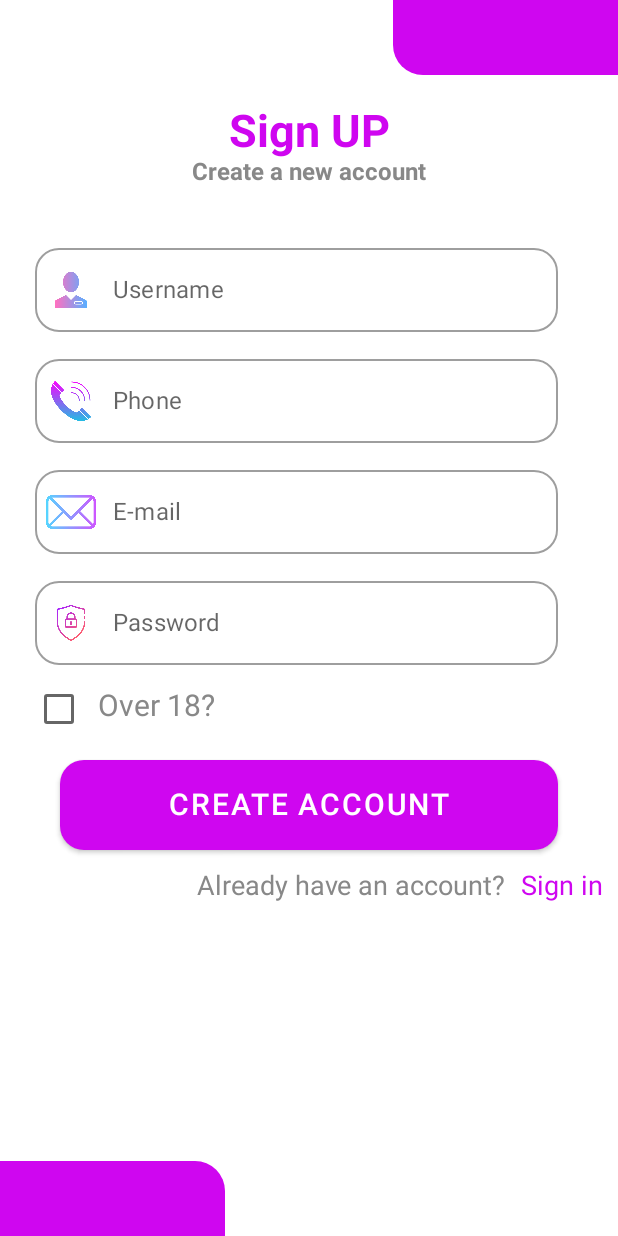
After one commit to GustavoHenriqueProjects/ScreenLogin_Kotlin, an Android app built with Jetpack Compose: the MainActivitySignUp screen opened directly, with no data from a screen before it, on a phone screen of 412 x 824 dp. The commit adds this screen. Run offline under Robolectric (Android 15) with nearby library versions, the phone set to English and light mode, and no system bars.

Commit message:
Finalizado o front-end do projeto Login

```diff
--- a/app/src/main/AndroidManifest.xml
+++ b/app/src/main/AndroidManifest.xml
@@ -12,6 +12,11 @@
         android:theme="@style/Theme.InterfaceLogin"
         tools:targetApi="31">
         <activity
+            android:name=".MainActivitySignUp"
+            android:exported="false"
+            android:label="@string/title_activity_main_sign_up"
+            android:theme="@style/Theme.InterfaceLogin" />
+        <activity
             android:name=".MainActivity"
             android:exported="true"
             android:label="@string/app_name"
--- a/app/src/main/java/com/example/interfacelogin/MainActivity.kt
+++ b/app/src/main/java/com/example/interfacelogin/MainActivity.kt
@@ -1,5 +1,6 @@
 package com.example.interfacelogin
 
+import android.content.Intent
 import android.os.Bundle
 import android.util.Log
 import androidx.activity.ComponentActivity
@@ -7,6 +8,7 @@ import androidx.activity.compose.setContent
 import androidx.compose.foundation.Image
 import androidx.compose.foundation.background
 import androidx.compose.foundation.border
+import androidx.compose.foundation.clickable
 import androidx.compose.foundation.layout.*
 import androidx.compose.foundation.shape.RoundedCornerShape
 import androidx.compose.foundation.text.KeyboardOptions
@@ -16,6 +18,7 @@ import androidx.compose.runtime.saveable.rememberSaveable
 import androidx.compose.ui.Alignment
 import androidx.compose.ui.Modifier
 import androidx.compose.ui.graphics.Color
+import androidx.compose.ui.platform.LocalContext
 import androidx.compose.ui.res.painterResource
 import androidx.compose.ui.res.stringResource
 import androidx.compose.ui.text.font.FontWeight
@@ -50,6 +53,18 @@ fun InterfaceLoginScreen() {
     var login_password by rememberSaveable {
         mutableStateOf("")
     }
+
+    /******************************************************************
+     * O Context é uma classe que fornece acesso a recursos do sistema,
+     * como serviços, atividades e layouts.
+     *
+     * LocalContext é uma forma de armazenar o Context atual em um
+     * local acessível aos componentes Compose.
+     *
+     * current é uma propriedade estatica que retorna o contexto
+     * associado ao Compose. Isso é usado para abrir outra tela.
+     ********************************************************************/
+    var openSignUp = LocalContext.current
 
     Surface(
         modifier = Modifier.fillMaxSize()
@@ -195,7 +210,8 @@ fun InterfaceLoginScreen() {
                     Row(
                         modifier = Modifier
                             .fillMaxWidth(),
-                    horizontalArrangement = Arrangement.End) {
+                        horizontalArrangement = Arrangement.End
+                    ) {
                         Text(
                             text = stringResource(id = R.string.account),
                             fontSize = 20.sp,
@@ -204,15 +220,27 @@ fun InterfaceLoginScreen() {
                         Spacer(modifier = Modifier.width(10.dp))
                         Text(
                             text = stringResource(id = R.string.signUp),
-                            modifier = Modifier.padding(end = 40.dp),
+                            modifier = Modifier
+                                .padding(end = 40.dp)
+
+                                /*****************************************************
+                                 *  Intent cria um novo objeto e especifica para abrir
+                                 *   uma outra tela
+                                 ******************************************************/
+                                .clickable {
+                                    val openScreenSignUp =
+                                        Intent(openSignUp, MainActivitySignUp::class.java)
+                                    openSignUp.startActivity(openScreenSignUp)
+                                },
                             fontSize = 20.sp,
-                        color = Color(207, 6, 240)
+                            color = Color(207, 6, 240),
                         )
                     }
                 }
-                Column(modifier = Modifier.fillMaxSize(),
-                    verticalArrangement = Arrangement.Bottom
-                ,horizontalAlignment = Alignment.Start) {
+                Column(
+                    modifier = Modifier.fillMaxSize(),
+                    verticalArrangement = Arrangement.Bottom, horizontalAlignment = Alignment.Start
+                ) {
                     Column(
                         modifier = Modifier
                             .width(150.dp)
--- /dev/null
+++ b/app/src/main/java/com/example/interfacelogin/MainActivitySignUp.kt
@@ -0,0 +1,267 @@
+package com.example.interfacelogin
+
+import android.os.Bundle
+import android.provider.ContactsContract.CommonDataKinds.Im
+import android.util.Log
+import androidx.activity.ComponentActivity
+import androidx.activity.compose.setContent
+import androidx.compose.foundation.Image
+import androidx.compose.foundation.background
+import androidx.compose.foundation.layout.*
+import androidx.compose.foundation.shape.RoundedCornerShape
+import androidx.compose.foundation.text.KeyboardOptions
+import androidx.compose.material.*
+import androidx.compose.runtime.*
+import androidx.compose.runtime.saveable.rememberSaveable
+import androidx.compose.ui.Alignment
+import androidx.compose.ui.Modifier
+import androidx.compose.ui.graphics.Color
+import androidx.compose.ui.res.painterResource
+import androidx.compose.ui.res.stringResource
+import androidx.compose.ui.text.font.FontWeight
+import androidx.compose.ui.text.input.KeyboardType
+import androidx.compose.ui.tooling.preview.Preview
+import androidx.compose.ui.unit.dp
+import androidx.compose.ui.unit.sp
+import com.example.interfacelogin.ui.theme.InterfaceLoginTheme
+
+class MainActivitySignUp : ComponentActivity() {
+    override fun onCreate(savedInstanceState: Bundle?) {
+        super.onCreate(savedInstanceState)
+        setContent {
+            InterfaceLoginTheme {
+
+                InterfaceLoginUp()
+            }
+        }
+    }
+}
+@Composable
+fun InterfaceLoginUp() {
+
+    var username by rememberSaveable{
+        mutableStateOf("")
+    }
+
+    var phone by rememberSaveable {
+        mutableStateOf("")
+    }
+
+    var email by rememberSaveable {
+        mutableStateOf("")
+    }
+
+    var password by rememberSaveable {
+        mutableStateOf("")
+    }
+
+    var boxSelect by rememberSaveable {
+        mutableStateOf(false)
+    }
+
+    Surface(
+        modifier = Modifier.fillMaxSize()
+    ) {
+
+        Column(
+            modifier = Modifier.fillMaxSize()
+        ) {
+
+            Column(
+                modifier = Modifier.fillMaxWidth(),
+                horizontalAlignment = Alignment.End
+            ){
+                Column(
+                    modifier = Modifier
+                        .width(150.dp)
+                        .height(50.dp)
+                        .background(
+                            color = Color(207, 6, 240),
+                            shape = RoundedCornerShape(bottomStart = 20.dp)
+                        )
+                ) {
+                }
+            }
+            Spacer(modifier = Modifier.height(20.dp))
+            Column(
+                modifier = Modifier.fillMaxWidth(),
+                horizontalAlignment = Alignment.CenterHorizontally
+            ) {
+                Text(text = stringResource(id = R.string.signUp),
+                    fontSize = 30.sp,
+                    fontWeight = FontWeight.Bold,
+                    color = Color(207,6,240)
+                )
+                Text(text = stringResource(id = R.string.subtitle_signUp),
+                    fontSize = 16.sp,
+                    fontWeight = FontWeight.Bold,
+                    color = Color.Gray
+                )
+            }
+            //Spacer(modifier = Modifier.height(40.dp))
+            Column(
+                modifier = Modifier.fillMaxWidth()
+            ) {
+                OutlinedTextField(value = username, onValueChange = {
+                    Log.i("Smartphone", it)
+                    username = it
+                },
+                    label = { Text(text = stringResource(id = R.string.Username))},
+                    modifier = Modifier
+                        .padding(
+                            start = 23.dp,
+                            top = 33.dp,
+                            end = 40.dp
+                        )
+                        .fillMaxWidth(),
+                    shape = RoundedCornerShape(16.dp),
+                    keyboardOptions = KeyboardOptions(keyboardType = KeyboardType.Text),
+                    leadingIcon = {
+                        Image(
+                            painter = painterResource(id = R.drawable.user),
+                            contentDescription = "",
+                            modifier = Modifier.size(33.dp)
+                        )
+                    }
+                )
+                OutlinedTextField(value = phone, onValueChange = {
+                    Log.i("Smartphone", it)
+                    phone = it
+                },
+                    label = { Text(text = stringResource(id = R.string.phone))},
+                    modifier = Modifier
+                        .padding(
+                            start = 23.dp,
+                            top = 10.dp,
+                            end = 40.dp
+                        )
+                        .fillMaxWidth(),
+                    shape = RoundedCornerShape(16.dp),
+                    keyboardOptions = KeyboardOptions(keyboardType = KeyboardType.Phone),
+                    leadingIcon = {
+                        Image(
+                            painter = painterResource(id = R.drawable.phone),
+                            contentDescription = "",
+                            modifier = Modifier.size(33.dp)
+                        )
+                    }
+                )
+                OutlinedTextField(value = email, onValueChange = {
+                    Log.i("Smartphone", it)
+                    email = it
+                },
+                    label = { Text(text = stringResource(id = R.string.email))},
+                    modifier = Modifier
+                        .padding(
+                            start = 23.dp,
+                            top = 10.dp,
+                            end = 40.dp
+                        )
+                        .fillMaxWidth(),
+                    shape = RoundedCornerShape(16.dp),
+                    keyboardOptions = KeyboardOptions(keyboardType = KeyboardType.Email),
+                    leadingIcon = {
+                        Image(
+                            painter = painterResource(id = R.drawable.email),
+                            contentDescription = "",
+                            modifier = Modifier.size(33.dp)
+                        )
+                    }
+                )
+                OutlinedTextField(value = password, onValueChange = {
+                    Log.i("Smartphone", it)
+                    password = it
+                },
+                    label = { Text(text = stringResource(id = R.string.password))},
+                    modifier = Modifier
+                        .padding(
+                            start = 23.dp,
+                            top = 10.dp,
+                            end = 40.dp
+                        )
+                        .fillMaxWidth(),
+                    shape = RoundedCornerShape(16.dp),
+                    keyboardOptions = KeyboardOptions(keyboardType = KeyboardType.Password),
+                    leadingIcon = {
+                        Image(
+                            painter = painterResource(id = R.drawable.seguranca),
+                            contentDescription = "",
+                            modifier = Modifier.size(33.dp)
+                        )
+                    }
+                )
+            }
+            Column(
+                modifier = Modifier
+                    .fillMaxWidth()
+                    .padding(top = 5.dp)
+            ) {
+                Row (modifier = Modifier.fillMaxWidth()){
+                    Checkbox(checked = boxSelect, onCheckedChange = {
+                        boxSelect = it
+                    },
+                        modifier = Modifier.padding(start = 15.dp))
+
+                    Spacer(modifier = Modifier.width(2.dp))
+
+                    Text(text = stringResource(id = R.string.over),
+                        modifier = Modifier.padding(top = 10.dp),
+                        fontSize = 20.sp,
+                        color = Color.Gray
+                    )
+                }
+                Column( modifier = Modifier.fillMaxWidth()) {
+                    Button(
+                        onClick = { /*TODO*/ },
+                        modifier = Modifier
+                            .fillMaxWidth()
+                            .padding(start = 40.dp, top = 10.dp, end = 40.dp),
+                        shape = RoundedCornerShape(16.dp),
+                        colors = ButtonDefaults.buttonColors(backgroundColor = Color(207, 6, 240))
+
+                    ) {
+                        Text(
+                            text = stringResource(id = R.string.button_createAccount),
+                            modifier = Modifier.padding(10.dp),
+                            fontSize = 20.sp,
+                            color = Color.White
+                        )
+                    }
+                    Spacer(modifier = Modifier.height(13.dp))
+                    Row(modifier = Modifier
+                        .fillMaxWidth(),
+                        horizontalArrangement = Arrangement.End
+                    ) {
+                        Text(
+                            text = stringResource(id = R.string.have_account),
+                            fontSize = 18.sp,
+                            color = Color.Gray
+                        )
+                        Spacer(modifier = Modifier.width(10.dp))
+                        Text(
+                            text = stringResource(id = R.string.signIn),
+                            modifier = Modifier.padding(end = 10.dp),
+                            fontSize = 18.sp,
+                            color = Color(207, 6, 240)
+                        )
+                    }
+                }
+            }
+            Column(modifier = Modifier.fillMaxSize(),
+                verticalArrangement = Arrangement.Bottom
+                ,horizontalAlignment = Alignment.Start) {
+                Column(
+                    modifier = Modifier
+                        .width(150.dp)
+                        .height(50.dp)
+                        .background(
+                            color = Color(207, 6, 240),
+                            shape = RoundedCornerShape(topEnd = 20.dp)
+                        )
+                )
+                {
+                }
+            }
+        }
+    }
+}
--- a/app/src/main/res/values/strings.xml
+++ b/app/src/main/res/values/strings.xml
@@ -7,4 +7,13 @@
     <string name="button">SIGN IN -></string>
     <string name="account">Don`t have an account?</string>
     <string name="signUp">Sign UP</string>
+    <string name="title_activity_main_sign_up">MainActivitySignUp</string>
+
+    <string name="subtitle_signUp">Create a new account</string>
+    <string name="Username">Username</string>
+    <string name="phone">Phone</string>
+    <string name="over">Over 18?</string>
+    <string name="button_createAccount">CREATE ACCOUNT</string>
+    <string name="have_account">Already have an account? </string>
+    <string name="signIn">Sign in</string>
 </resources>
```
Also changed, not shown: app/src/main/res/drawable/email.png, app/src/main/res/drawable/phone.png (added), app/src/main/res/drawable/user.png (added).
